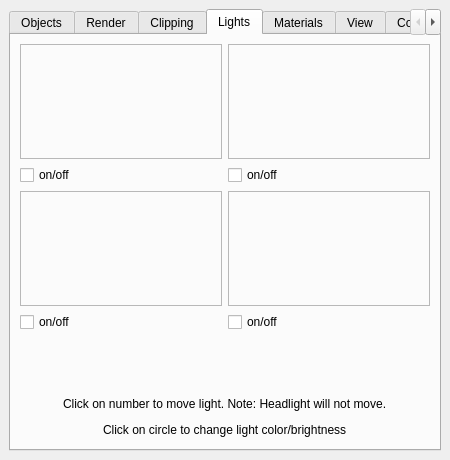
Old version of the form src/Interface/Modules/Render/ViewSceneControls.ui in the repository SCIInstitute/SCIRun.
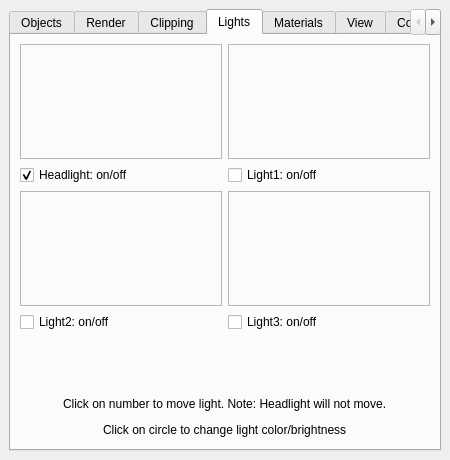
New version of the form. The open tabs and pages were chosen to show the change.

Commit message: keep light position in circle

The edit to the form file:
```diff
--- a/src/Interface/Modules/Render/ViewSceneControls.ui
+++ b/src/Interface/Modules/Render/ViewSceneControls.ui
@@ -777,14 +777,17 @@
         <item row="1" column="0">
          <widget class="QCheckBox" name="headlightCheckBox_">
           <property name="text">
-           <string>on/off</string>
+           <string>Headlight: on/off</string>
+          </property>
+          <property name="checked">
+           <bool>true</bool>
           </property>
          </widget>
         </item>
         <item row="1" column="1">
          <widget class="QCheckBox" name="light1CheckBox_">
           <property name="text">
-           <string>on/off</string>
+           <string>Light1: on/off</string>
           </property>
          </widget>
         </item>
@@ -823,14 +826,14 @@
         <item row="3" column="0">
          <widget class="QCheckBox" name="light2CheckBox_">
           <property name="text">
-           <string>on/off</string>
+           <string>Light2: on/off</string>
           </property>
          </widget>
         </item>
         <item row="3" column="1">
          <widget class="QCheckBox" name="light3CheckBox_">
           <property name="text">
-           <string>on/off</string>
+           <string>Light3: on/off</string>
           </property>
          </widget>
         </item>
```
Left out of the diff: 2 changed lines with no effect on the pictures. The commit also changes 2 other files.
